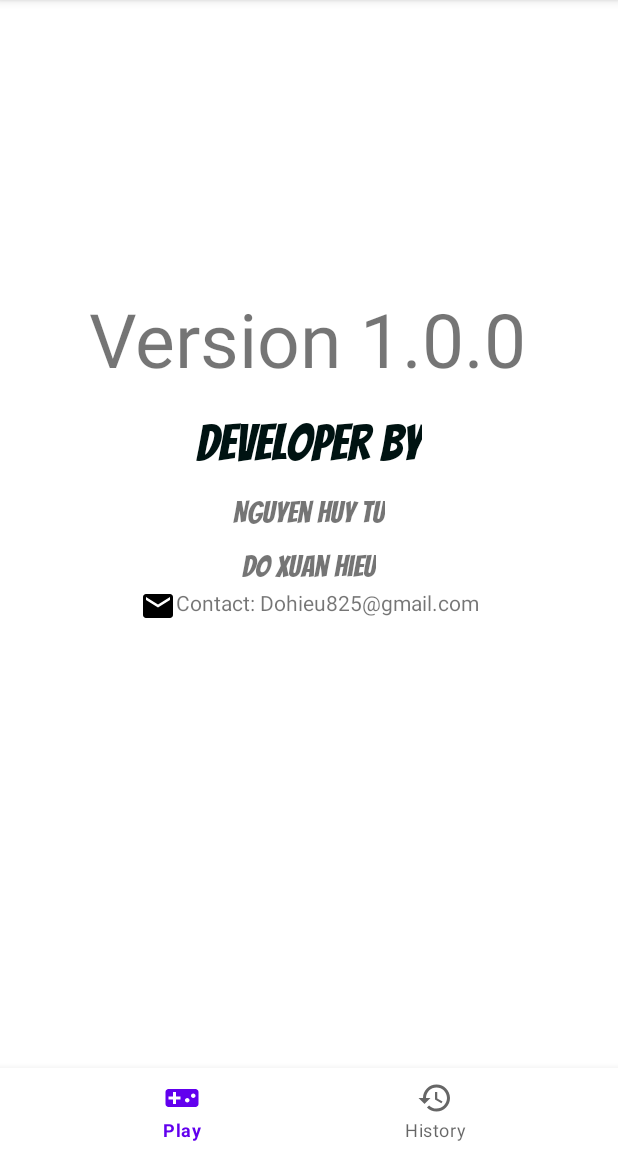
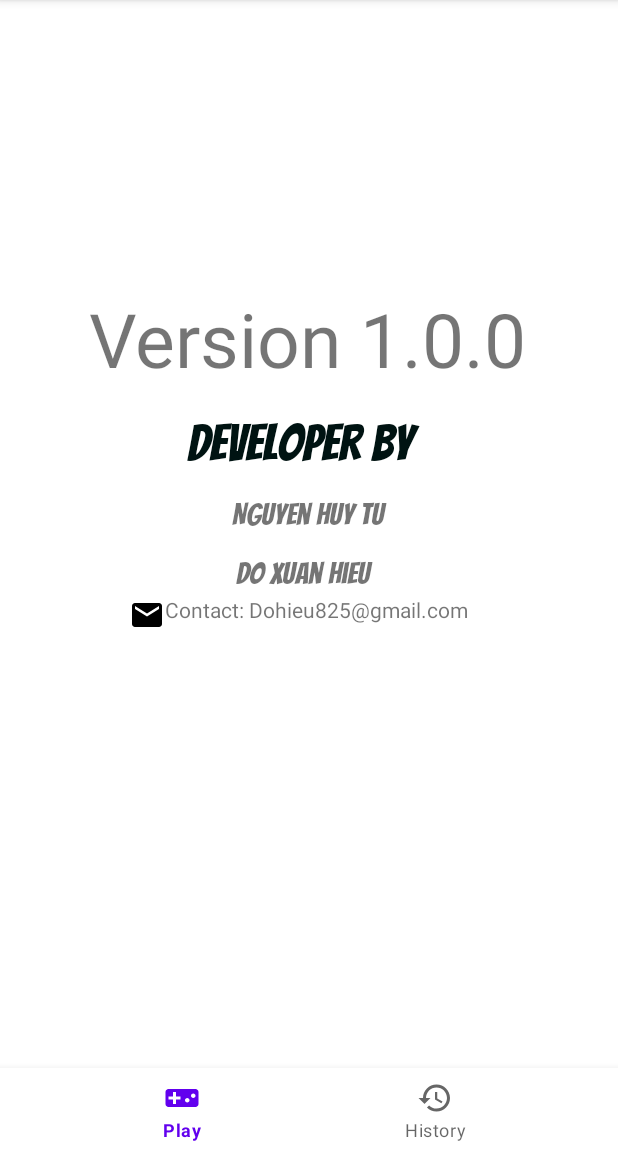
Before and after one commit to renadayne/quiz_app, an Android app: the screen it shows after launch (QuizMenu), on a phone screen of 412 x 824 dp, the part 84-1236 px from its top. Run offline under Robolectric (Android 15) with nearby library versions, the phone set to English and light mode, and no system bars; our stand-ins replace navigation-ui.

Commit message:
improve performance

```diff
--- a/app/src/main/java/com/example/quizzzzi/MainActivity.java
+++ b/app/src/main/java/com/example/quizzzzi/MainActivity.java
@@ -34,10 +34,11 @@ public class MainActivity extends AppCompatActivity {
         appName.setAnimation(bottomAnim);
         slogan.setAnimation(bottomAnim);
 
+        // Chuyển sang Menu chọn câu hỏi theo chủ đề
         new Handler().postDelayed(() -> {
             Intent intent = new Intent(MainActivity.this, QuizMenu.class);
             startActivity(intent);
-
+            finish();
         },5000);
     }
 }
--- a/app/src/main/java/com/example/quizzzzi/QuizMenu.java
+++ b/app/src/main/java/com/example/quizzzzi/QuizMenu.java
@@ -7,13 +7,14 @@ import androidx.navigation.Navigation;
 import androidx.navigation.fragment.NavHostFragment;
 import androidx.navigation.ui.NavigationUI;
 
+import android.annotation.SuppressLint;
 import android.content.Intent;
 import android.os.Bundle;
 import android.view.Menu;
 import android.view.MenuItem;
 import android.widget.Toast;
 
-import com.example.quizzzzi.databinding.ActivityMainBinding;
+//import com.example.quizzzzi.databinding.ActivityMainBinding;
 import com.google.android.material.bottomnavigation.BottomNavigationView;
 
 public class QuizMenu extends AppCompatActivity {
@@ -28,6 +29,7 @@ public class QuizMenu extends AppCompatActivity {
 
 
         NavHostFragment navHostFragment =(NavHostFragment) getSupportFragmentManager().findFragmentById(R.id.nav_host_fragment);
+        assert navHostFragment != null;
         NavController navController = navHostFragment.getNavController();
         BottomNavigationView bottomNav = findViewById(R.id.bottom_nav);
         NavigationUI.setupWithNavController(bottomNav,navController);
@@ -39,6 +41,7 @@ public class QuizMenu extends AppCompatActivity {
         return super.onCreateOptionsMenu(menu);
     }
 
+    @SuppressLint({"QueryPermissionsNeeded", "NonConstantResourceId"})
     @Override
     public boolean onOptionsItemSelected(@NonNull MenuItem item) {
         NavController Navcontroller = Navigation.findNavController(this, R.id.nav_host_fragment);
@@ -55,7 +58,7 @@ public class QuizMenu extends AppCompatActivity {
                 Intent sendmail = new Intent(Intent.ACTION_SEND);
                 sendmail.setType("text/plain");
                 sendmail.putExtra(Intent.EXTRA_EMAIL,
-                        new String[]{"Dohieu825@gmail.com"});
+                        new String[]{"Dohieu825@gmail.com", "huytuduelist@gmail.com"});
                 sendmail.putExtra(Intent.EXTRA_SUBJECT,"Can gop y");
 
                 if(sendmail.resolveActivity(getPackageManager()) != null){
--- a/app/src/main/res/layout/fragment_infor.xml
+++ b/app/src/main/res/layout/fragment_infor.xml
@@ -28,8 +28,8 @@
 
     <TextView
         android:id="@+id/textView2"
-        android:layout_width="wrap_content"
-        android:layout_height="wrap_content"
+        android:layout_width="163dp"
+        android:layout_height="62dp"
         android:fontFamily="@font/bangers_regular"
         android:text="Developer by"
         android:textColor="#001312"
@@ -41,8 +41,8 @@
 
     <TextView
         android:id="@+id/textView"
-        android:layout_width="wrap_content"
-        android:layout_height="wrap_content"
+        android:layout_width="103dp"
+        android:layout_height="39dp"
         android:fontFamily="@font/bangers_regular"
         android:text="Nguyen Huy Tu"
         android:textSize="20sp"
@@ -52,8 +52,8 @@
 
     <TextView
         android:id="@+id/textView3"
-        android:layout_width="wrap_content"
-        android:layout_height="wrap_content"
+        android:layout_width="98dp"
+        android:layout_height="36dp"
         android:fontFamily="@font/bangers_regular"
         android:text="Do Xuan Hieu"
         android:textSize="20sp"
@@ -63,8 +63,8 @@
 
     <TextView
         android:id="@+id/textView4"
-        android:layout_width="wrap_content"
-        android:layout_height="wrap_content"
+        android:layout_width="240dp"
+        android:layout_height="27dp"
         android:drawableLeft="@drawable/ic_baseline_mail_24"
         android:text="Contact: Dohieu825@gmail.com"
         app:layout_constraintEnd_toEndOf="parent"
```
